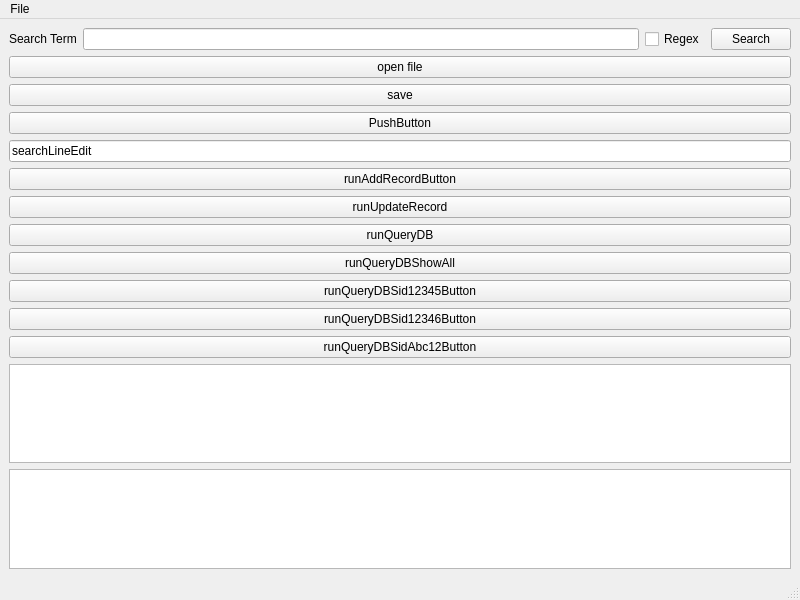
Above: referred-coursework-c1r-twennekers-main/tasks/TaskB/mainwindow.ui from FeintWitch/COMP1000-Referred- before the change. Below: the same form after it.
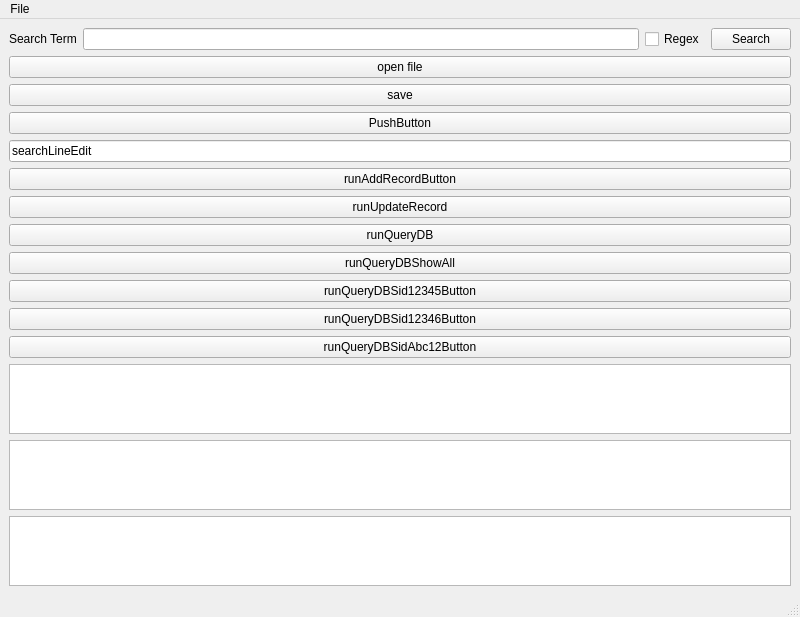
That is the form after the change.

Diff of the .ui file:
```diff
--- a/referred-coursework-c1r-twennekers-main/tasks/TaskB/mainwindow.ui
+++ b/referred-coursework-c1r-twennekers-main/tasks/TaskB/mainwindow.ui
@@ -120,6 +120,9 @@
       </property>
      </widget>
     </item>
+    <item>
+     <widget class="QTextEdit" name="outputTextEdit"/>
+    </item>
     <item>
      <widget class="QTextBrowser" name="resultsTextEdit"/>
     </item>
```
